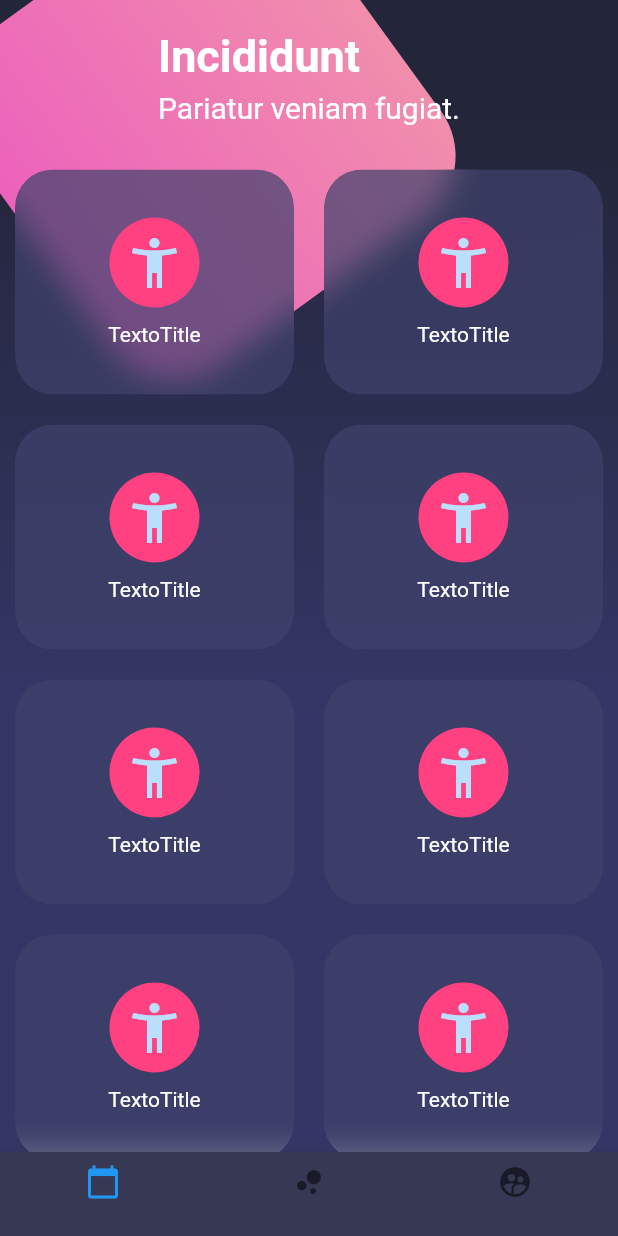
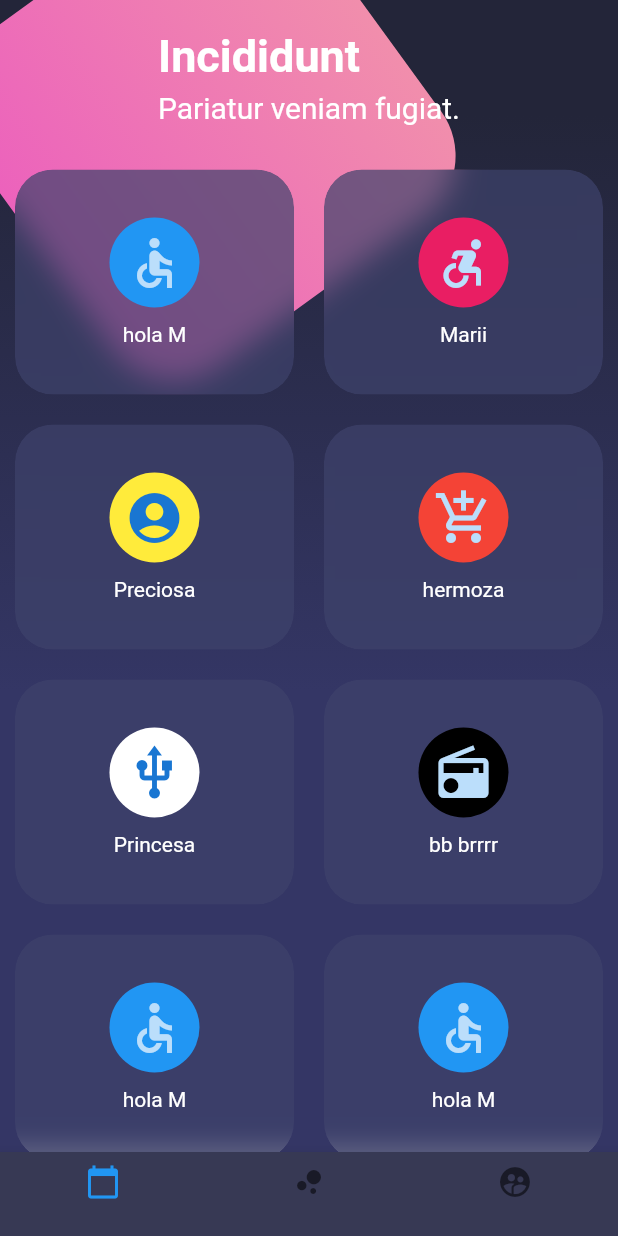
Before and after one commit to AleMancilla/appPrueba, a Flutter app: the screen it shows after launch, on a phone screen of 412 x 824 dp. Run offline on Flutter 3.47's test engine with Material 2 defaults, Android fonts, the phone set to English and light mode, and no system bars; network calls fail.

Commit message:
los iconos colores y textos se mandan con parametros

```diff
--- a/lib/pages/botonesPage.dart
+++ b/lib/pages/botonesPage.dart
@@ -124,33 +124,33 @@ class BotonoesPage extends StatelessWidget {
       children: [
         TableRow(
           children: [
-            _crearTableBoton(),
-            _crearTableBoton(),
+            _crearTableBoton(Colors.blue, Icons.accessible,"hola M"),
+            _crearTableBoton(Colors.pink, Icons.accessible_forward,"Marii"),
           ]
         ),
         TableRow(
           children: [
-            _crearTableBoton(),
-            _crearTableBoton(),
+            _crearTableBoton(Colors.yellow, Icons.account_circle,"Preciosa"),
+            _crearTableBoton(Colors.red, Icons.add_shopping_cart,"hermoza"),
           ]
         ),
         TableRow(
           children: [
-            _crearTableBoton(),
-            _crearTableBoton(),
+            _crearTableBoton(Colors.white, Icons.usb,"Princesa"),
+            _crearTableBoton(Colors.black, Icons.radio,"bb brrrr"),
           ]
         ),
         TableRow(
           children: [
-            _crearTableBoton(),
-            _crearTableBoton(),
+            _crearTableBoton(Colors.blue, Icons.accessible,"hola M"),
+            _crearTableBoton(Colors.blue, Icons.accessible,"hola M"),
           ]
         ),
       ],
     );
   }
 
-  Widget _crearTableBoton() {
+  Widget _crearTableBoton(Color color, IconData icono, String texto) {
     return Container(
             margin: EdgeInsets.all(10.0),
       child: ClipRRect(
@@ -169,11 +169,13 @@ class BotonoesPage extends StatelessWidget {
               children: <Widget>[
                 CircleAvatar(
                   radius: 30,
-                  backgroundColor: Colors.pinkAccent,
-                  child: Icon(Icons.accessibility_new,size: 40.0,),
+                  backgroundColor: color,
+                  child: Icon(
+                    icono,
+                    size: 40.0,),
                 ),
                 SizedBox(height: 10.0,),
-                Text("TextoTitle",style: TextStyle(color: Colors.white),)
+                Text(texto,style: TextStyle(color: Colors.white),)
               ],
             ),
           ),
```
